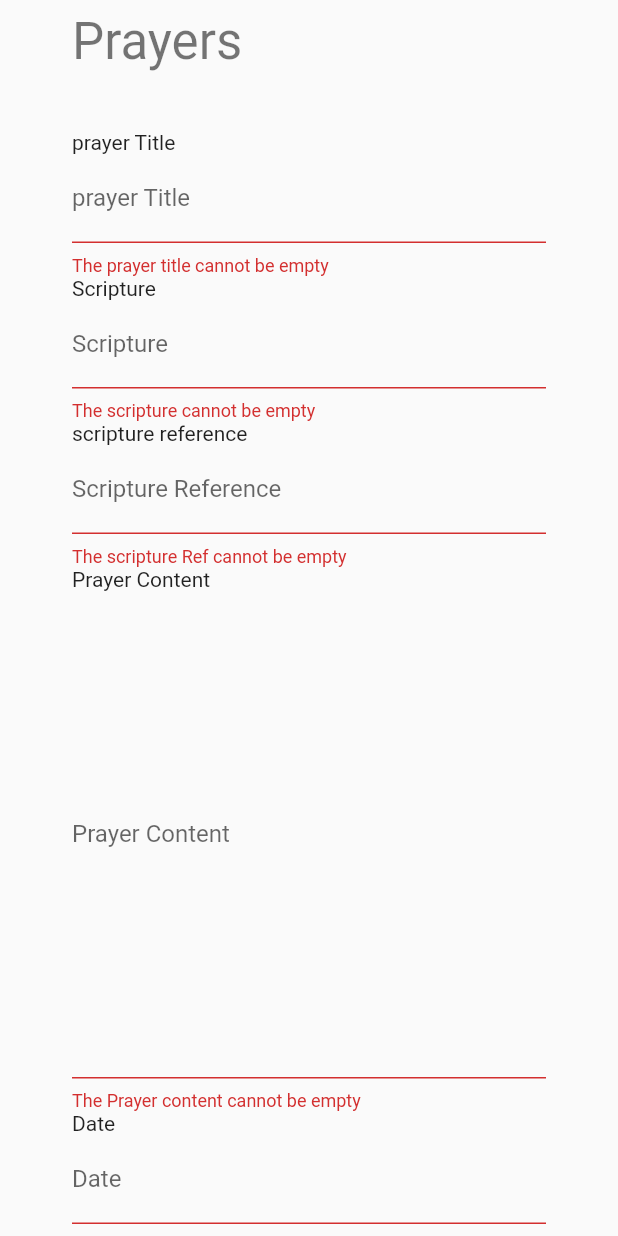
After one commit to nuilewis/christabodeadmin, a Flutter app: the PrayerScreen screen opened by its route, scrolled down 41 dp, after a tap on "Upload Prayer", on a phone screen of 412 x 824 dp. The commit adds this screen. Run offline on Flutter 3.47's test engine with Material 2 defaults, Android fonts, the phone set to English and light mode, and no system bars; our stand-ins replace cloud_firestore, dartz, equatable, firebase_core, internet_connection_checker_plus; accounts and stored records are empty; statements that could not run were skipped.

Commit message:
Implemented prayer backend

```diff
--- a/lib/main.dart
+++ b/lib/main.dart
@@ -1,7 +1,11 @@
 import 'package:christabodeadmin/providers/devotional_provider.dart';
+import 'package:christabodeadmin/providers/prayer_provider.dart';
 import 'package:christabodeadmin/repositories/devotional_repository.dart';
+import 'package:christabodeadmin/repositories/prayer_repository.dart';
 import 'package:christabodeadmin/screens/homescreen/homescreen.dart';
+import 'package:christabodeadmin/screens/prayer/prayer_screen.dart';
 import 'package:christabodeadmin/services/devotional/devotional_firestore_service.dart';
+import 'package:christabodeadmin/services/prayer/prayer_firestore_service.dart';
 import 'package:firebase_core/firebase_core.dart';
 import 'package:flutter/material.dart';
 import 'package:internet_connection_checker_plus/internet_connection_checker_plus.dart';
@@ -9,7 +13,7 @@ import 'package:provider/provider.dart';
 
 import 'core/connection_checker/connection_checker.dart';
 import 'firebase_options.dart';
-import 'screens/devotional_screen/devotional_screen.dart';
+import 'screens/devotional/devotional_screen.dart';
 
 void main() async {
   WidgetsFlutterBinding.ensureInitialized();
@@ -25,18 +29,29 @@ class MyApp extends StatefulWidget {
 }
 
 class _MyAppState extends State<MyApp> {
-  // This widget is the root of your application.
+  ///Devotional Dependencies//
   final DevotionalFirestoreService _devotionalFirestoreService =
       DevotionalFirestoreService();
   late final DevotionalRepository _devotionalRepository;
+
+  ///Prayer Dependencies//
+  final PrayerFirestoreService _prayerFirestoreService =
+      PrayerFirestoreService();
+  late final PrayerRepository _prayerRepository;
+
+  final ConnectionChecker _connectionChecker =
+      ConnectionCheckerImplementation(InternetConnectionCheckerPlus());
 
   @override
   void initState() {
     _devotionalRepository = DevotionalRepositoryImplementation(
       devotionalFirestoreService: _devotionalFirestoreService,
-      connectionChecker:
-          ConnectionCheckerImplementation(InternetConnectionCheckerPlus()),
+      connectionChecker: _connectionChecker,
     );
+
+    _prayerRepository = PrayerRepositoryImplementation(
+        prayerFirestoreService: _prayerFirestoreService,
+        connectionChecker: _connectionChecker);
 
     super.initState();
   }
@@ -46,7 +61,9 @@ class _MyAppState extends State<MyApp> {
     return MultiProvider(
       providers: [
         ChangeNotifierProvider<DevotionalProvider>(
-            create: (context) => DevotionalProvider(_devotionalRepository))
+            create: (context) => DevotionalProvider(_devotionalRepository)),
+        ChangeNotifierProvider<PrayerProvider>(
+            create: (context) => PrayerProvider(_prayerRepository))
       ],
       child: MaterialApp(
         title: 'Christ Abode Ministries Admin App',
@@ -57,6 +74,7 @@ class _MyAppState extends State<MyApp> {
         routes: {
           HomeScreen.id: (context) => const HomeScreen(),
           DevotionalScreen.id: (context) => const DevotionalScreen(),
+          PrayerScreen.id: (context) => const PrayerScreen(),
         },
       ),
     );
--- /dev/null
+++ b/lib/models/prayer_model.dart
@@ -0,0 +1,100 @@
+import 'package:cloud_firestore/cloud_firestore.dart';
+import 'package:equatable/equatable.dart';
+
+class Prayer extends Equatable {
+  final String title;
+  final String scripture;
+  final String scriptureReference;
+  final String content;
+  final DateTime date;
+  final String? docId;
+
+  const Prayer({
+    required this.title,
+    required this.scripture,
+    required this.scriptureReference,
+    required this.content,
+    required this.date,
+    this.docId,
+  });
+
+  ///----------copyWith----------///
+  Prayer copyWith({
+    String? title,
+    String? scripture,
+    String? scriptureReference,
+    String? content,
+    DateTime? date,
+    String? docId,
+  }) {
+    return Prayer(
+        docId: docId ?? this.docId,
+        title: title ?? this.title,
+        scripture: scripture ?? this.scripture,
+        scriptureReference: scriptureReference ?? this.scriptureReference,
+        content: content ?? this.content,
+        date: date ?? this.date);
+  }
+
+  ///---------To Map and From Map methods---------///
+  Map<String, dynamic> toMap() {
+    Map<String, dynamic> data = {
+      "content": content,
+      "date": date,
+      "scripture": scripture,
+      "scriptureRef": scriptureReference,
+      "title": title,
+    };
+    return data;
+  }
+
+  // factory constructor that returns a Devotional obj from a Map<String, dynamic>
+  factory Prayer.fromMap({
+    required Map<String, dynamic> data,
+    required String docId,
+  }) {
+    Timestamp date = data["date"];
+    return Prayer(
+      title: data["title"],
+      scripture: data["scripture"],
+      scriptureReference: data["scriptureRef"],
+      content: data["content"],
+      date: date.toDate(),
+      docId: docId,
+    );
+  }
+
+  ///------------isEmpty Logic-------------///
+  static Prayer empty = Prayer(
+      title: "",
+      scripture: "scripture",
+      scriptureReference: "scriptureReference",
+      content: "content",
+      date: DateTime.now());
+  bool get isEmpty => this == Prayer.empty;
+  bool get isNotEmpty => this != Prayer.empty;
+
+  static final List<Prayer> demoData = [
+    Prayer(
+        title: "prayer 1",
+        scripture: "scripture",
+        scriptureReference: "scriptureReference",
+        content: "content",
+        date: DateTime.now()),
+    Prayer(
+        title: "prayer 2",
+        scripture: "scripture",
+        scriptureReference: "scriptureReference",
+        content: "content",
+        date: DateTime.now()),
+  ];
+
+  @override
+  List<Object?> get props => [
+        title,
+        content,
+        scripture,
+        scriptureReference,
+        date,
+      ];
+}
--- a/lib/providers/devotional_provider.dart
+++ b/lib/providers/devotional_provider.dart
@@ -48,6 +48,8 @@ class DevotionalProvider extends ChangeNotifier {
     }, (success) {
       state = DevotionalState.success;
     });
+
+    notifyListeners();
   }
 
   Future<void> editDevotionalMessage({required Devotional devotional}) async {
@@ -63,6 +65,8 @@ class DevotionalProvider extends ChangeNotifier {
     }, (success) {
       state = DevotionalState.success;
     });
+
+    notifyListeners();
   }
 
   Future<void> deleteDevotionalMessage({required Devotional devotional}) async {
@@ -78,5 +82,6 @@ class DevotionalProvider extends ChangeNotifier {
     }, (success) {
       state = DevotionalState.success;
     });
+    notifyListeners();
   }
 }
--- /dev/null
+++ b/lib/providers/prayer_provider.dart
@@ -0,0 +1,87 @@
+import 'package:dartz/dartz.dart';
+import 'package:flutter/material.dart';
+
+import '../core/errors/failure.dart';
+import '../models/prayer_model.dart';
+import '../repositories/prayer_repository.dart';
+
+enum PrayerState { initial, submitting, success, error }
+
+class PrayerProvider extends ChangeNotifier {
+  final PrayerRepository prayerRepository;
+  PrayerState state = PrayerState.initial;
+  String errorMessage = "";
+  List<Prayer> allPrayers = [];
+
+  PrayerProvider(this.prayerRepository);
+
+  Future<void> getPrayers() async {
+    if (state == PrayerState.submitting) return;
+    state = PrayerState.submitting;
+    notifyListeners();
+    Either<Failure, List<Prayer>> response =
+        await prayerRepository.getPrayers();
+
+    response.fold((failure) {
+      errorMessage =
+          failure.errorMessage ?? "An error occurred while getting the prayers";
+
+      state = PrayerState.error;
+    }, (prayers) {
+      allPrayers = prayers;
+      state = PrayerState.success;
+    });
+    notifyListeners();
+  }
+
+  Future<void> uploadPrayer({required Prayer prayer}) async {
+    if (state == PrayerState.submitting) return;
+    state = PrayerState.submitting;
+    notifyListeners();
+    Either<Failure, void> response =
+        await prayerRepository.uploadPrayer(prayer: prayer);
+    response.fold((failure) {
+      errorMessage = failure.errorMessage ??
+          "An error occurred while  trying to upload the prayer";
+      state = PrayerState.error;
+    }, (success) {
+      state = PrayerState.success;
+    });
+
+    notifyListeners();
+  }
+
+  Future<void> editPrayer({required Prayer prayer}) async {
+    if (state == PrayerState.submitting) return;
+    state = PrayerState.submitting;
+    notifyListeners();
+    Either<Failure, void> response =
+        await prayerRepository.editPrayer(prayer: prayer);
+    response.fold((failure) {
+      errorMessage = failure.errorMessage ??
+          "An error occurred while trying to edit the prayer";
+      state = PrayerState.error;
+    }, (success) {
+      state = PrayerState.success;
+    });
+
+    notifyListeners();
+  }
+
+  Future<void> deletePrayer({required Prayer prayer}) async {
+    if (state == PrayerState.submitting) return;
+    state = PrayerState.submitting;
+    notifyListeners();
+    Either<Failure, void> response =
+        await prayerRepository.deletePrayer(prayer: prayer);
+    response.fold((failure) {
+      errorMessage = failure.errorMessage ??
+          "An error occurred while trying to delete the prayer";
+      state = PrayerState.error;
+    }, (success) {
+      state = PrayerState.success;
+    });
+
+    notifyListeners();
+  }
+}
--- a/lib/repositories/devotional_repository.dart
+++ b/lib/repositories/devotional_repository.dart
@@ -23,8 +23,6 @@ class DevotionalRepositoryImplementation implements DevotionalRepository {
   DevotionalRepositoryImplementation(
       {required this.devotionalFirestoreService,
       required this.connectionChecker});
-
-  ///Todo: maybe add conenction checker
 
   final List<Devotional> _devotionalList = [];
   final String currentYear = DateTime.now().year.toString();
--- /dev/null
+++ b/lib/repositories/prayer_repository.dart
@@ -0,0 +1,103 @@
+import 'package:cloud_firestore/cloud_firestore.dart';
+import 'package:dartz/dartz.dart';
+
+import '../core/connection_checker/connection_checker.dart';
+import '../core/errors/failure.dart';
+import '../models/prayer_model.dart';
+import '../services/prayer/prayer_firestore_service.dart';
+
+abstract class PrayerRepository {
+  Future<Either<Failure, List<Prayer>>> getPrayers();
+  Future<Either<Failure, void>> uploadPrayer({required Prayer prayer});
+  Future<Either<Failure, void>> editPrayer({required Prayer prayer});
+  Future<Either<Failure, void>> deletePrayer({required Prayer prayer});
+}
+
+class PrayerRepositoryImplementation implements PrayerRepository {
+  final PrayerFirestoreService prayerFirestoreService;
+  final ConnectionChecker connectionChecker;
+
+  PrayerRepositoryImplementation(
+      {required this.prayerFirestoreService, required this.connectionChecker});
+
+  final List<Prayer> _prayerList = [];
+  final String currentYear = DateTime.now().year.toString();
+
+  @override
+  Future<Either<Failure, List<Prayer>>> getPrayers() async {
+    if (await connectionChecker.isConnected) {
+      try {
+        QuerySnapshot querySnapshot = await prayerFirestoreService.getPrayers();
+
+        if (querySnapshot.docs.isNotEmpty) {
+          for (DocumentSnapshot element in querySnapshot.docs) {
+            Map<String, dynamic> documentData =
+                element.data() as Map<String, dynamic>;
+
+            Prayer prayer =
+                Prayer.fromMap(data: documentData, docId: element.id);
+            _prayerList.add(prayer);
+          }
+        }
+        return Right(_prayerList);
+      } on FirebaseException catch (e) {
+        return Left(FirebaseFailure(errorMessage: e.message, code: e.code));
+      } catch (e) {
+        return const Left(
+            FirebaseFailure(errorMessage: "An unknown error has occurred"));
+      }
+    } else {
+      return const Left(NetworkFailure());
+    }
+  }
+
+  @override
+  Future<Either<Failure, void>> deletePrayer({required Prayer prayer}) async {
+    try {
+      await prayerFirestoreService.deletePrayer(prayer: prayer);
+      return Right(Future.value());
+    } on FirebaseException catch (e) {
+      return Left(FirebaseFailure(errorMessage: e.message, code: e.code));
+    } catch (e) {
+      return const Left(FirebaseFailure(
+          errorMessage:
+              "An unknown error occurred while trying to delete this prayer"));
+    }
+  }
+
+  @override
+  Future<Either<Failure, void>> editPrayer({required Prayer prayer}) async {
+    if (await connectionChecker.isConnected) {
+      try {
+        await prayerFirestoreService.editPrayer(prayer: prayer);
+        return Right(Future.value());
+      } on FirebaseException catch (e) {
+        return Left(FirebaseFailure(errorMessage: e.message, code: e.code));
+      } catch (e) {
+        return const Left(FirebaseFailure(
+            errorMessage:
+                "An unknown error occurred while trying to edit this prayer"));
+      }
+    } else {
+      return const Left(NetworkFailure());
+    }
+  }
+
+  @override
+  Future<Either<Failure, void>> uploadPrayer({required Prayer prayer}) async {
+    if (await connectionChecker.isConnected) {
+      try {
+        await prayerFirestoreService.addPrayer(prayer: prayer);
+        return Right(Future.value());
+      } on FirebaseException catch (e) {
+        return Left(FirebaseFailure(errorMessage: e.message, code: e.code));
+      } catch (e) {
+        return const Left(FirebaseFailure(
+            errorMessage:
+                "An unknown error occurred while trying to upload this prayer"));
+      }
+    } else {
+      return const Left(NetworkFailure());
+    }
+  }
+}
--- /dev/null
+++ b/lib/screens/prayer/prayer_screen.dart
@@ -0,0 +1,199 @@
+import 'package:christabodeadmin/providers/prayer_provider.dart';
+import 'package:flutter/material.dart';
+import 'package:provider/provider.dart';
+
+import '../../models/prayer_model.dart';
+
+class PrayerScreen extends StatefulWidget {
+  static const id = "prayer_screen";
+  const PrayerScreen({Key? key}) : super(key: key);
+
+  @override
+  State<PrayerScreen> createState() => _PrayerScreenState();
+}
+
+class _PrayerScreenState extends State<PrayerScreen> {
+  final TextEditingController titleController = TextEditingController();
+  final TextEditingController scriptureController = TextEditingController();
+  final TextEditingController scriptureRefController = TextEditingController();
+  final TextEditingController contentController = TextEditingController();
+  final TextEditingController dateController = TextEditingController();
+
+  final Key titleKey = GlobalKey(debugLabel: "title prayer key");
+  final Key scriptureKey = GlobalKey(debugLabel: "scripture prayer key");
+  final Key scriptureRefKey =
+      GlobalKey(debugLabel: "scripture reference prayer key");
+  final Key contentKey = GlobalKey(debugLabel: "content prayer key");
+
+  final Key dateKey = GlobalKey(debugLabel: "date prayer key");
+
+  final GlobalKey<FormState> _formKey = GlobalKey<FormState>();
+
+  DateTime? date = DateTime.now();
+  String year = DateTime.now().year.toString();
+
+  @override
+  void dispose() {
+    contentController.dispose();
+    scriptureRefController.dispose();
+    scriptureController.dispose();
+    titleController.dispose();
+
+    super.dispose();
+  }
+
+  @override
+  Widget build(BuildContext context) {
+    return Consumer<PrayerProvider>(
+      builder: (context, prayerData, child) {
+        return Scaffold(
+          body: SingleChildScrollView(
+            child: Padding(
+              padding: const EdgeInsets.all(48),
+              child: Form(
+                key: _formKey,
+                child: Expanded(
+                  child: Column(
+                    mainAxisSize: MainAxisSize.min,
+                    crossAxisAlignment: CrossAxisAlignment.start,
+                    children: [
+                      Text("Prayers",
+                          style: Theme.of(context).textTheme.headline4),
+                      const SizedBox(height: 40),
+                      const Text("prayer Title"),
+                      TextFormField(
+                        key: titleKey,
+                        controller: titleController,
+                        decoration: const InputDecoration(
+                            hintText: "prayer Title",
+                            labelText: "prayer Title"),
+                        validator: (value) {
+                          if (value!.isEmpty) {
+                            return "The prayer title cannot be empty";
+                          } else {
+                            return null;
+                          }
+                        },
+                      ),
+                      const Text("Scripture"),
+                      TextFormField(
+                        key: scriptureKey,
+                        controller: scriptureController,
+                        decoration: const InputDecoration(
+                            hintText: "Scripture", labelText: "Scripture"),
+                        validator: (value) {
+                          if (value!.isEmpty) {
+                            return "The scripture cannot be empty";
+                          } else {
+                            return null;
+                          }
+                        },
+                      ),
+                      const Text("scripture reference"),
+                      TextFormField(
+                        key: scriptureRefKey,
+                        controller: scriptureRefController,
+                        decoration: const InputDecoration(
+                            hintText: "Scripture Reference",
+                            labelText: "Scripture Reference"),
+                        validator: (value) {
+                          if (value!.isEmpty) {
+                            return "The scripture Ref cannot be empty";
+                          } else {
+                            return null;
+                          }
+                        },
+                      ),
+                      const Text("Prayer Content"),
+                      TextFormField(
+                        maxLines: 15,
+                        key: contentKey,
+                        controller: contentController,
+                        decoration: const InputDecoration(
+                            hintText: "Prayer Content",
+                            labelText: "Prayer Content"),
+                        validator: (value) {
+                          if (value!.isEmpty) {
+                            return "The Prayer content cannot be empty";
+                          } else {
+                            return null;
+                          }
+                        },
+                      ),
+
+                      const Text("Date"),
+
+                      TextFormField(
+                        key: dateKey,
+                        controller: dateController,
+                        keyboardType: TextInputType.datetime,
+                        decoration: const InputDecoration(
+                            hintText: "Date", labelText: "Date"),
+                        validator: (value) {
+                          if (value!.isEmpty) {
+                            return "The date cannot be blank";
+                          } else {
+                            return null;
+                          }
+                        },
+                        onTap: () async {
+                          date = await showDatePicker(
+                              context: context,
+                              initialDate: DateTime.now(),
+                              firstDate: DateTime(2022),
+                              lastDate: DateTime(2024));
+
+                          setState(() {
+                            dateController.text = date.toString();
+                          });
+                        },
+                      ),
+
+                      ///---------Button-------///
+                      ElevatedButton(
+                          onPressed: () async {
+                            if (_formKey.currentState!.validate()) {
+                              Prayer prayerToAdd = Prayer(
+                                  title: titleController.text,
+                                  scripture: scriptureController.text,
+                                  scriptureReference:
+                                      scriptureRefController.text,
+                                  content: contentController.text,
+                                  date: date!);
+
+                              await prayerData.uploadPrayer(
+                                  prayer: prayerToAdd);
+
+                              if (prayerData.state == PrayerState.error) {
+                                ScaffoldMessenger.of(context).showSnackBar(SnackBar(
+                                    content: Text(
+                                        "An error has occurred: ${prayerData.errorMessage}")));
+                              }
+                              if (prayerData.state == PrayerState.submitting) {
+                                ScaffoldMessenger.of(context).showSnackBar(
+                                    const SnackBar(
+                                        content:
+                                            Text("Submitting please wait")));
+                              }
+                              if (prayerData.state == PrayerState.success) {
+                                ScaffoldMessenger.of(context).showSnackBar(
+                                    const SnackBar(
+                                        content:
+                                            Text("Successfully submitted")));
+                              }
+                            } else {
+                              ///Todo: throw a snackbar or something
+                            }
+                          },
+                          child: const Text("Upload Prayer"))
+                    ],
+                  ),
+                ),
+              ),
+            ),
+          ),
+        );
+      },
+    );
+  }
+}
--- /dev/null
+++ b/lib/services/prayer/prayer_firestore_service.dart
@@ -0,0 +1,48 @@
+import 'package:christabodeadmin/services/firestore_service/firestore_base_service.dart';
+import 'package:cloud_firestore/cloud_firestore.dart';
+
+import '../../models/prayer_model.dart';
+
+class PrayerFirestoreService extends FirestoreService {
+  ///------------Read Operations---------------///
+  Future<QuerySnapshot> getPrayers() async {
+    try {
+      QuerySnapshot<Map<String, dynamic>> result =
+          await firestore.collection("prayers").get();
+      return result;
+    } on FirebaseException {
+      rethrow;
+    }
+  }
+
+  ///-------------Write Operations-------------///
+  Future<void> addPrayer({required Prayer prayer}) async {
+    final Map<String, dynamic> data = prayer.toMap();
+    try {
+      await firestore.collection("prayer").doc().set(data);
+    } on FirebaseException {
+      rethrow;
+    }
+  }
+
+  Future<void> editPrayer({
+    required Prayer prayer,
+  }) async {
+    final Map<String, dynamic> data = prayer.toMap();
+    try {
+      await firestore.collection("prayer").doc(prayer.docId).update(data);
+    } on FirebaseException {
+      rethrow;
+    }
+  }
+
+  Future<void> deletePrayer({
+    required Prayer prayer,
+  }) async {
+    try {
+      await firestore.collection("prayer").doc(prayer.docId).delete();
+    } on FirebaseException {
+      rethrow;
+    }
+  }
+}
```
Also changed, not shown: lib/screens/devotional/devotional_screen.dart (renamed from lib/screens/devotional_screen/devotional_screen.dart), lib/screens/events/events_screen.dart (added), lib/services/events/events_firestore_service.dart (added).
